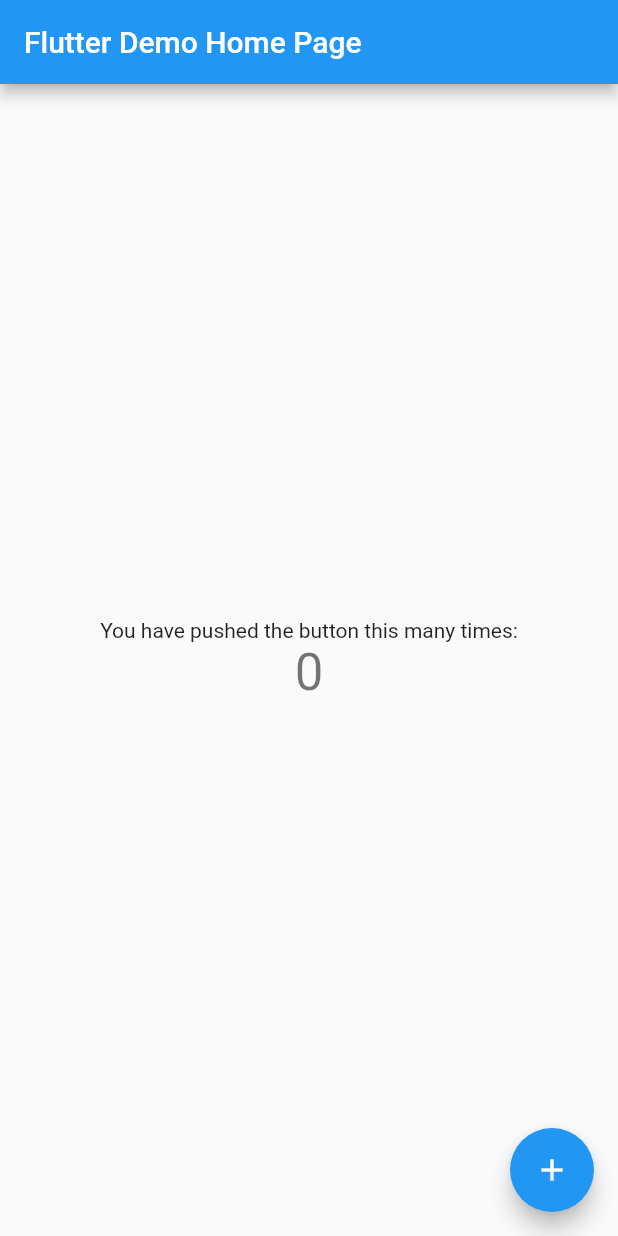
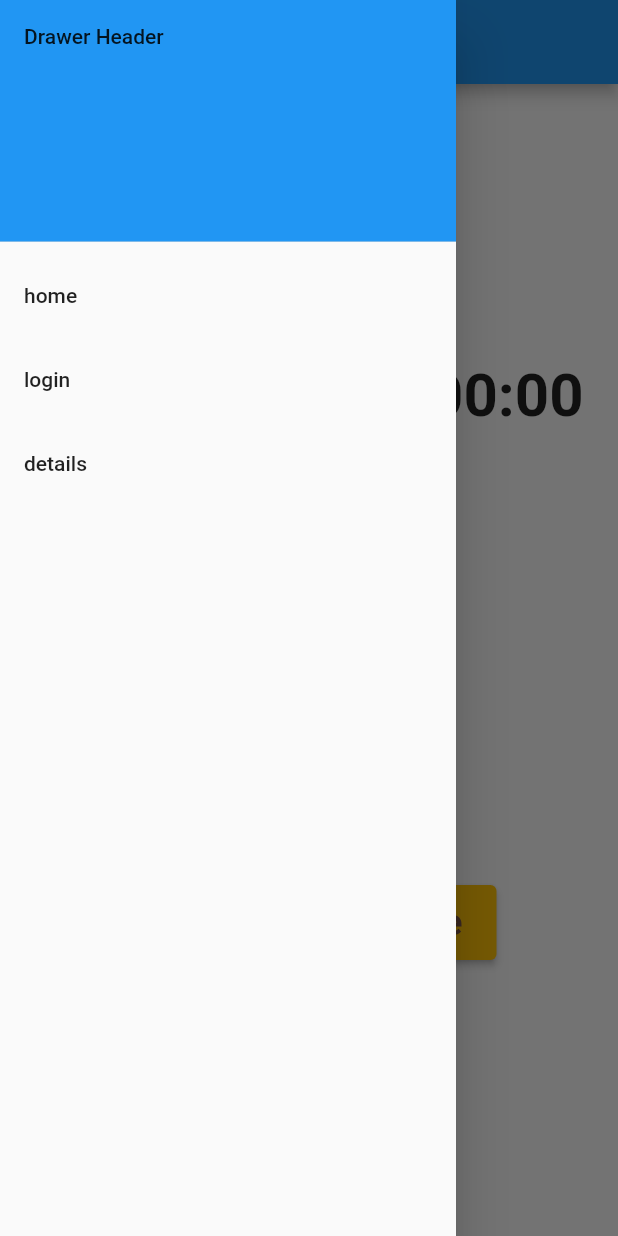
Before and after one commit to Cambia86/flutter_redux, a Flutter app: the screen it shows after launch, with the side drawer open (before the commit the screen has no drawer), on a phone screen of 412 x 824 dp. Run offline on Flutter 3.47's test engine with Material 2 defaults, Android fonts, the phone set to English and light mode, and no system bars; our stand-ins replace flutter_redux, redux, redux_thunk.

Commit message:
add drower and routing

```diff
--- a/lib/main.dart
+++ b/lib/main.dart
@@ -1,115 +1,111 @@
 import 'package:flutter/material.dart';
+import 'package:flutter_redux/flutter_redux.dart';
+import 'package:flutter_redux_project/pages/detail_page.dart';
+import 'package:flutter_redux_project/pages/drawer_widget.dart';
+import 'package:flutter_redux_project/pages/login_page.dart';
+import 'package:flutter_redux_project/redux/model/app_state.dart';
+import 'package:redux/redux.dart';
+import 'package:redux_thunk/redux_thunk.dart';
 
-void main() {
-  runApp(const MyApp());
+import './redux/middleware/time_middleware.dart';
+import 'redux/reducer/time_reducer.dart';
+
+Future<void> main() async {
+  runApp(MyApp());
 }
 
+typedef FetchTime = void Function();
+
 class MyApp extends StatelessWidget {
-  const MyApp({super.key});
+  final store = Store(reducer,
+      initialState: AppState.initialState(), middleware: [thunkMiddleware]);
 
   // This widget is the root of your application.
   @override
   Widget build(BuildContext context) {
-    return MaterialApp(
+    return StoreProvider<AppState>(
+        store: store,
+        child: MaterialApp(
           title: 'Flutter Demo',
           theme: ThemeData(
-        // This is the theme of your application.
-        //
-        // Try running your application with "flutter run". You'll see the
-        // application has a blue toolbar. Then, without quitting the app, try
-        // changing the primarySwatch below to Colors.green and then invoke
-        // "hot reload" (press "r" in the console where you ran "flutter run",
-        // or simply save your changes to "hot reload" in a Flutter IDE).
-        // Notice that the counter didn't reset back to zero; the application
-        // is not restarted.
             primarySwatch: Colors.blue,
           ),
-      home: const MyHomePage(title: 'Flutter Demo Home Page'),
-    );
+          // home: MyHomePage(),
+          initialRoute: '/',
+          routes: {
+            '/': (context) => MyHomePage(),
+            '/login': (context) => LoginPage(),
+            '/details': (context) => DetailScreen(),
+          },
+        ));
   }
 }
 
 class MyHomePage extends StatefulWidget {
-  const MyHomePage({super.key, required this.title});
-
-  // This widget is the home page of your application. It is stateful, meaning
-  // that it has a State object (defined below) that contains fields that affect
-  // how it looks.
-
-  // This class is the configuration for the state. It holds the values (in this
-  // case the title) provided by the parent (in this case the App widget) and
-  // used by the build method of the State. Fields in a Widget subclass are
-  // always marked "final".
-
-  final String title;
+  // final String title;
 
   @override
-  State<MyHomePage> createState() => _MyHomePageState();
+  _MyHomePageState createState() => _MyHomePageState();
 }
 
-class _MyHomePageState extends State<MyHomePage> {
+class _MyHomePageState extends State {
   int _counter = 0;
-
-  void _incrementCounter() {
-    setState(() {
-      // This call to setState tells the Flutter framework that something has
-      // changed in this State, which causes it to rerun the build method below
-      // so that the display can reflect the updated values. If we changed
-      // _counter without calling setState(), then the build method would not be
-      // called again, and so nothing would appear to happen.
-      _counter++;
-    });
-  }
 
   @override
   Widget build(BuildContext context) {
-    // This method is rerun every time setState is called, for instance as done
-    // by the _incrementCounter method above.
-    //
-    // The Flutter framework has been optimized to make rerunning build methods
-    // fast, so that you can just rebuild anything that needs updating rather
-    // than having to individually change instances of widgets.
     return Scaffold(
       appBar: AppBar(
-        // Here we take the value from the MyHomePage object that was created by
-        // the App.build method, and use it to set our appbar title.
-        title: Text(widget.title),
+        title: Text("widget.title"),
       ),
+      drawer: drawer_widget(),
       body: Center(
-        // Center is a layout widget. It takes a single child and positions it
-        // in the middle of the parent.
+        child: Container(
+          height: 400.0,
           child: Column(
-          // Column is also a layout widget. It takes a list of children and
-          // arranges them vertically. By default, it sizes itself to fit its
-          // children horizontally, and tries to be as tall as its parent.
-          //
-          // Invoke "debug painting" (press "p" in the console, choose the
-          // "Toggle Debug Paint" action from the Flutter Inspector in Android
-          // Studio, or the "Toggle Debug Paint" command in Visual Studio Code)
-          // to see the wireframe for each widget.
-          //
-          // Column has various properties to control how it sizes itself and
-          // how it positions its children. Here we use mainAxisAlignment to
-          // center the children vertically; the main axis here is the vertical
-          // axis because Columns are vertical (the cross axis would be
-          // horizontal).
-          mainAxisAlignment: MainAxisAlignment.center,
-          children: <Widget>[
-            const Text(
-              'You have pushed the button this many times:',
+              mainAxisAlignment: MainAxisAlignment.spaceBetween,
+              children: [
+                // display time and location
+                StoreConnector<AppState, AppState>(
+                  converter: (store) => store.state,
+                  builder: (_, state) {
+                    return Text(
+                      'The time in ${state.location} is ${state.time}',
+                      textAlign: TextAlign.center,
+                      style: const TextStyle(
+                          fontSize: 40.0, fontWeight: FontWeight.bold),
+                    );
+                  },
                 ),
-            Text(
-              '$_counter',
-              style: Theme.of(context).textTheme.headline4,
+                // fetch time button
+                StoreConnector<AppState, FetchTime>(
+                  converter: (store) => () => store.dispatch(fetchTime),
+                  builder: (_, fetchTimeCallback) {
+                    return SizedBox(
+                      width: 250,
+                      height: 50,
+                      child: ElevatedButton(
+                          style: ButtonStyle(
+                              backgroundColor:
+                                  MaterialStateProperty.all(Colors.amber),
+                              textStyle: MaterialStateProperty.all(
+                                TextStyle(
+                                  color: Colors.brown,
                                 ),
-          ],
+                              )),
+                          onPressed: fetchTimeCallback,
+                          child: const Text(
+                            "Click to fetch time",
+                            style: TextStyle(
+                                color: Colors.brown,
+                                fontWeight: FontWeight.w600,
+                                fontSize: 25),
+                          )),
+                    );
+                  },
+                )
+              ]),
         ),
       ),
-      floatingActionButton: FloatingActionButton(
-        onPressed: _incrementCounter,
-        tooltip: 'Increment',
-        child: const Icon(Icons.add),
-      ), // This trailing comma makes auto-formatting nicer for build methods.
     );
   }
 }
--- /dev/null
+++ b/lib/pages/detail_page.dart
@@ -0,0 +1,23 @@
+import 'package:flutter/material.dart';
+import 'package:flutter/widgets.dart';
+
+import 'drawer_widget.dart';
+
+class DetailScreen extends StatefulWidget {
+  @override
+  State<StatefulWidget> createState() {
+    return _DetailScreenState();
+  }
+}
+
+class _DetailScreenState extends State<DetailScreen> {
+  @override
+  Widget build(BuildContext context) {
+    return Scaffold(
+      appBar: AppBar(
+        title: Text("Detail"),
+      ),
+      drawer: drawer_widget(),
+      body:Container());
+  }
+}
--- /dev/null
+++ b/lib/pages/drawer_widget.dart
@@ -0,0 +1,49 @@
+
+import 'package:flutter/material.dart';
+import 'package:flutter/widgets.dart';
+
+class drawer_widget extends StatelessWidget {
+  const drawer_widget({
+    Key? key,
+  }) : super(key: key);
+
+  @override
+  Widget build(BuildContext context) {
+    return Drawer(
+      child: ListView(
+        // Important: Remove any padding from the ListView.
+        padding: EdgeInsets.zero,
+        children: [
+          const DrawerHeader(
+            decoration: BoxDecoration(
+              color: Colors.blue,
+            ),
+            child: Text('Drawer Header'),
+          ),
+          ListTile(
+            title: const Text('home'),
+            onTap: () {
+               Navigator.pushNamed(context, '/');
+            },
+          ),
+           ListTile(
+            title: const Text('login'),
+            onTap: () {
+                Navigator.pushNamed(context, '/login');
+              // Update the state of the app.
+              // ...
+            },
+          ),
+          ListTile(
+            title: const Text('details'),
+            onTap: () {
+                Navigator.pushNamed(context, '/details');
+              // Update the state of the app.
+              // ...
+            },
+          ),
+        ],
+      ),
+    );
+  }
+}
--- /dev/null
+++ b/lib/pages/login_page.dart
@@ -0,0 +1,23 @@
+import 'package:flutter/material.dart';
+import 'package:flutter/widgets.dart';
+
+import 'drawer_widget.dart';
+
+class LoginPage extends StatefulWidget {
+  @override
+  State<StatefulWidget> createState() {
+    return _LoginPageState();
+  }
+}
+
+class _LoginPageState extends State<LoginPage> {
+  @override
+  Widget build(BuildContext context) {
+    return Scaffold(
+      appBar: AppBar(
+        title: Text("Login"),
+      ),
+      drawer: drawer_widget(),
+      body:Container());
+  }
+}
--- /dev/null
+++ b/lib/redux/action/time_action.dart
@@ -0,0 +1,9 @@
+class FetchTimeAction {
+  final String _location;
+  final String _time;
+
+  String get location => _location;
+  String get time => _time;
+
+  FetchTimeAction(this._location, this._time);
+}
--- /dev/null
+++ b/lib/redux/model/app_state.dart
@@ -0,0 +1,12 @@
+class AppState {
+  final String _location;
+  final String _time;
+
+  String get location => _location;
+  String get time => _time;
+
+  AppState(this._location, this._time);
+
+  AppState.initialState() : _location = "", _time = "00:00";
+
+}
```
Also changed, not shown: lib/redux/middleware/time_middleware.dart (added, +49 -0 lines), lib/redux/reducer/time_reducer.dart (added, +11 -0 lines), pubspec.yaml (+6 -1 lines), pubspec.lock, 1 other file. Lines whose indentation alone changed are shown as unchanged.
